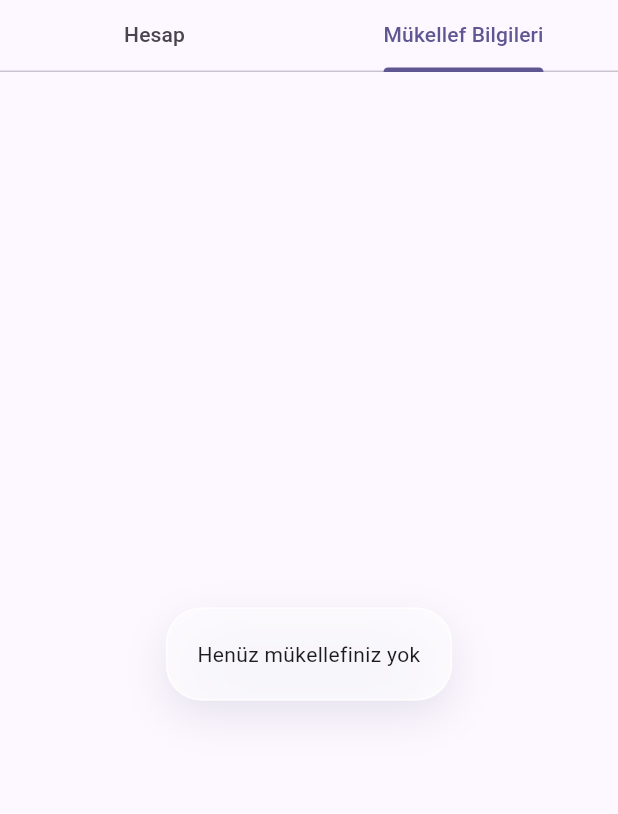
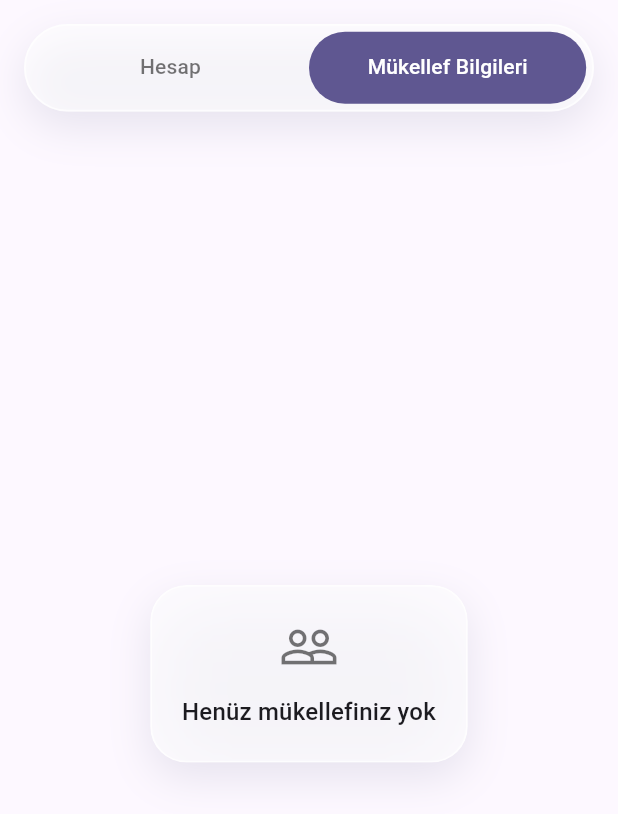
Before and after one commit to ercinnn/muhasebe, a Flutter app: the AccountantSettingsScreen widget shown alone on an empty page, opened directly, tab 2 chosen, on a phone screen of 412 x 824 dp. Shown: the top 814 px of the screen. Run offline on Flutter 3.47's test engine with Material 3 defaults, Android fonts, the phone set to English and light mode, and no system bars; our stand-ins replace confetti, file_picker, firebase_core, firebase_messaging, flutter_local_notifications, flutter_riverpod and 9 more; missing offline and left inert: desktop_drop, google_mlkit_text_recognition, pdfrx; accounts and stored records are empty; generated files the repository leaves out were written again; network calls fail; statements that could not run were skipped.

Commit message:
Fix remaining design-lead findings: glass TabBar, list-safe GlassSurface
Restyles AccountantSettingsScreen's bare Material TabBar into a glass
pill with a primary-colored indicator, matching the rest of the app.
Swaps the repeated GlassCard in ClientContactInfoScreen's list for the
list-safe GlassSurface (each GlassCard forces its own offscreen
BackdropFilter layer) and gives its empty state the same icon+text
pattern used elsewhere. Adds a spoken urgency label to the calendar's
color-only marker dot for screen readers, and moves the free-floating
"Bekleyen Davetler" TextStyle onto the theme's text scale.

```diff
--- a/lib/features/clients/presentation/client_contact_info_screen.dart
+++ b/lib/features/clients/presentation/client_contact_info_screen.dart
@@ -1,7 +1,9 @@
 import 'package:flutter/material.dart';
 import 'package:flutter_riverpod/flutter_riverpod.dart';
 
+import '../../../core/theme/glass_theme.dart';
 import '../../../core/widgets/glass_card.dart';
+import '../../../core/widgets/glass_surface.dart';
 import '../data/clients_repository.dart';
 import '../domain/client.dart';
 import '../domain/client_contact_info.dart';
@@ -19,10 +21,27 @@ class ClientContactInfoScreen extends ConsumerWidget {
     return clientsAsync.when(
       data: (clients) {
         if (clients.isEmpty) {
-          return const Center(
+          return Center(
             child: Padding(
-              padding: EdgeInsets.all(24),
-              child: GlassCard(child: Text('Henüz mükellefiniz yok', textAlign: TextAlign.center)),
+              padding: const EdgeInsets.all(24),
+              child: GlassCard(
+                child: Column(
+                  mainAxisSize: MainAxisSize.min,
+                  children: [
+                    const Icon(
+                      Icons.people_outline,
+                      size: 40,
+                      color: GlassStyle.secondaryTextColor,
+                    ),
+                    const SizedBox(height: 12),
+                    Text(
+                      'Henüz mükellefiniz yok',
+                      style: Theme.of(context).textTheme.titleMedium,
+                      textAlign: TextAlign.center,
+                    ),
+                  ],
+                ),
+              ),
             ),
           );
         }
@@ -103,7 +122,7 @@ class _ClientContactCardState extends ConsumerState<_ClientContactCard> {
     final infoAsync = ref.watch(clientContactInfoProvider(widget.client.id));
     infoAsync.whenData(_applyLoadedInfo);
 
-    return GlassCard(
+    return GlassSurface(
       child: ExpansionTile(
         tilePadding: EdgeInsets.zero,
         title: Text(widget.client.fullName),
--- a/lib/features/documents/presentation/accountant/accountant_settings_screen.dart
+++ b/lib/features/documents/presentation/accountant/accountant_settings_screen.dart
@@ -1,5 +1,7 @@
 import 'package:flutter/material.dart';
 
+import '../../../../core/theme/glass_theme.dart';
+import '../../../../core/widgets/glass_surface.dart';
 import '../../../clients/presentation/client_contact_info_screen.dart';
 import '../../../settings/presentation/account_management_section.dart';
 import '../../../settings/presentation/app_info_section.dart';
@@ -18,11 +20,26 @@ class AccountantSettingsScreen extends StatelessWidget {
       length: 2,
       child: Column(
         children: [
-          const TabBar(
-            tabs: [
-              Tab(text: 'Hesap'),
-              Tab(text: 'Mükellef Bilgileri'),
-            ],
+          Padding(
+            padding: const EdgeInsets.fromLTRB(16, 16, 16, 0),
+            child: GlassSurface(
+              padding: const EdgeInsets.all(4),
+              borderRadius: BorderRadius.circular(999),
+              child: TabBar(
+                tabs: const [
+                  Tab(text: 'Hesap'),
+                  Tab(text: 'Mükellef Bilgileri'),
+                ],
+                indicator: BoxDecoration(
+                  color: Theme.of(context).colorScheme.primary,
+                  borderRadius: BorderRadius.circular(999),
+                ),
+                indicatorSize: TabBarIndicatorSize.tab,
+                dividerColor: Colors.transparent,
+                labelColor: Colors.white,
+                unselectedLabelColor: GlassStyle.secondaryTextColor,
+              ),
+            ),
           ),
           Expanded(
             child: TabBarView(
```
Also changed, not shown: lib/features/clients/presentation/clients_screen.dart (+6 -3 lines), lib/features/documents/presentation/client/calendar_screen.dart (+22 -12 lines), 1 other file.
